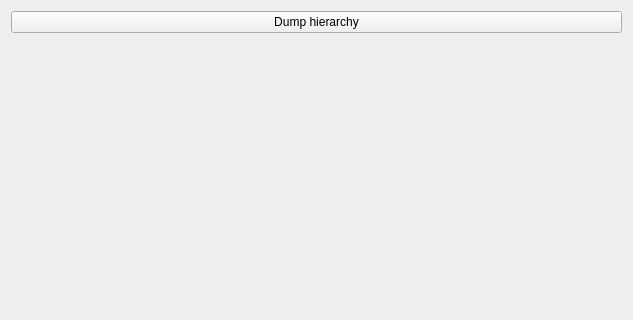
First picture: the form in AmigoStatistics/AmigoStatistics/Resources/UI/AmigoStatistics.ui, repository koegl/mthesis-datasets, before the edit; both pictures show x 0 to 633 and y 0 to 320 of the 633 by 717 pixel window.
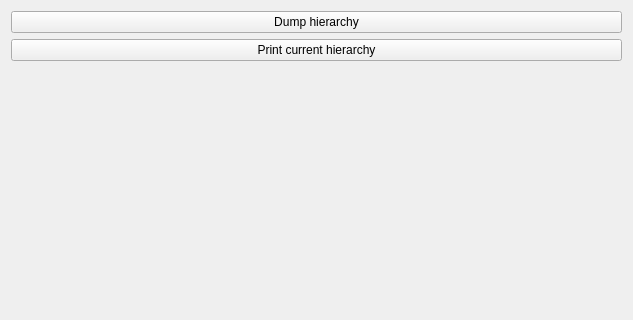
Second picture: the form after the edit. Custom widgets are drawn as their Qt base class.

Commit message: added button to print current hierarchy

```diff
--- a/AmigoStatistics/AmigoStatistics/Resources/UI/AmigoStatistics.ui
+++ b/AmigoStatistics/AmigoStatistics/Resources/UI/AmigoStatistics.ui
@@ -21,6 +21,13 @@
      </property>
     </widget>
    </item>
+   <item>
+    <widget class="QPushButton" name="printCurrentHierarchyButton">
+     <property name="text">
+      <string>Print current hierarchy</string>
+     </property>
+    </widget>
+   </item>
    <item>
     <spacer name="verticalSpacer">
      <property name="orientation">
```
The commit also changes 1 other file.
